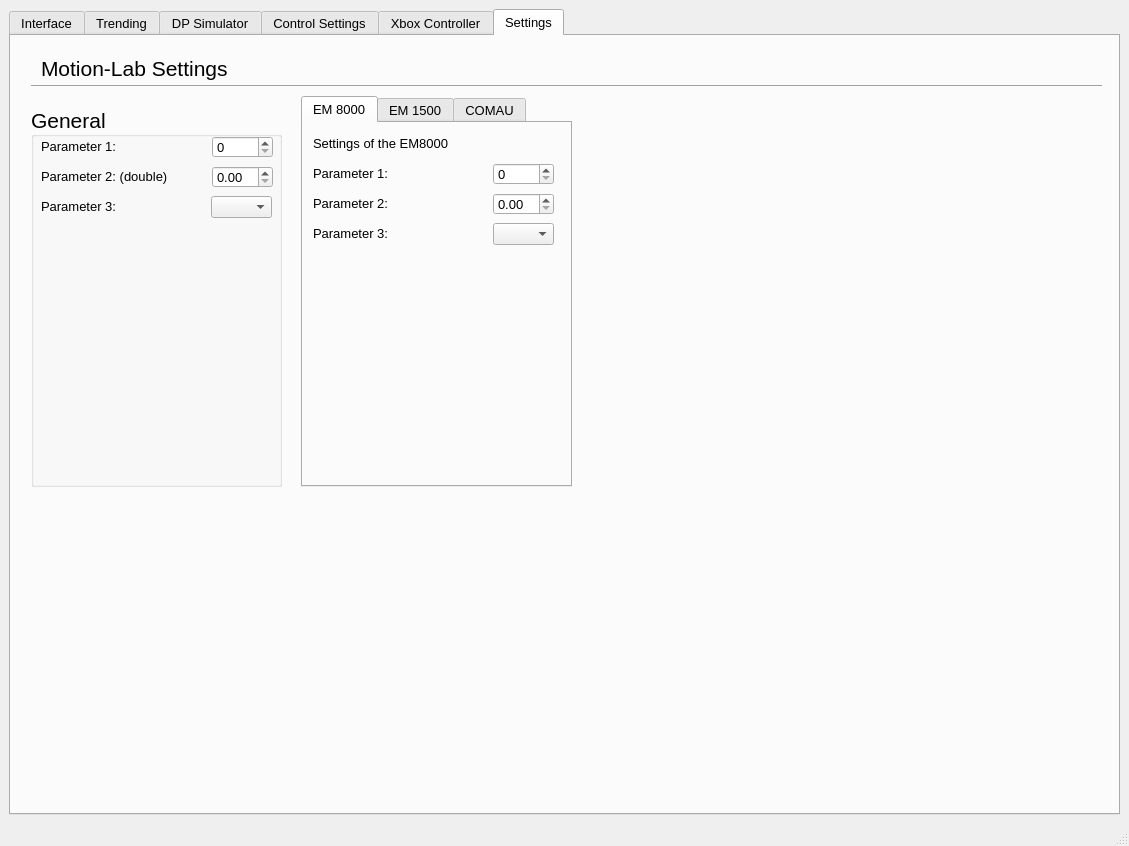
sondretordal/motion-lab, file hmi/src/gui.ui: the form before one commit.
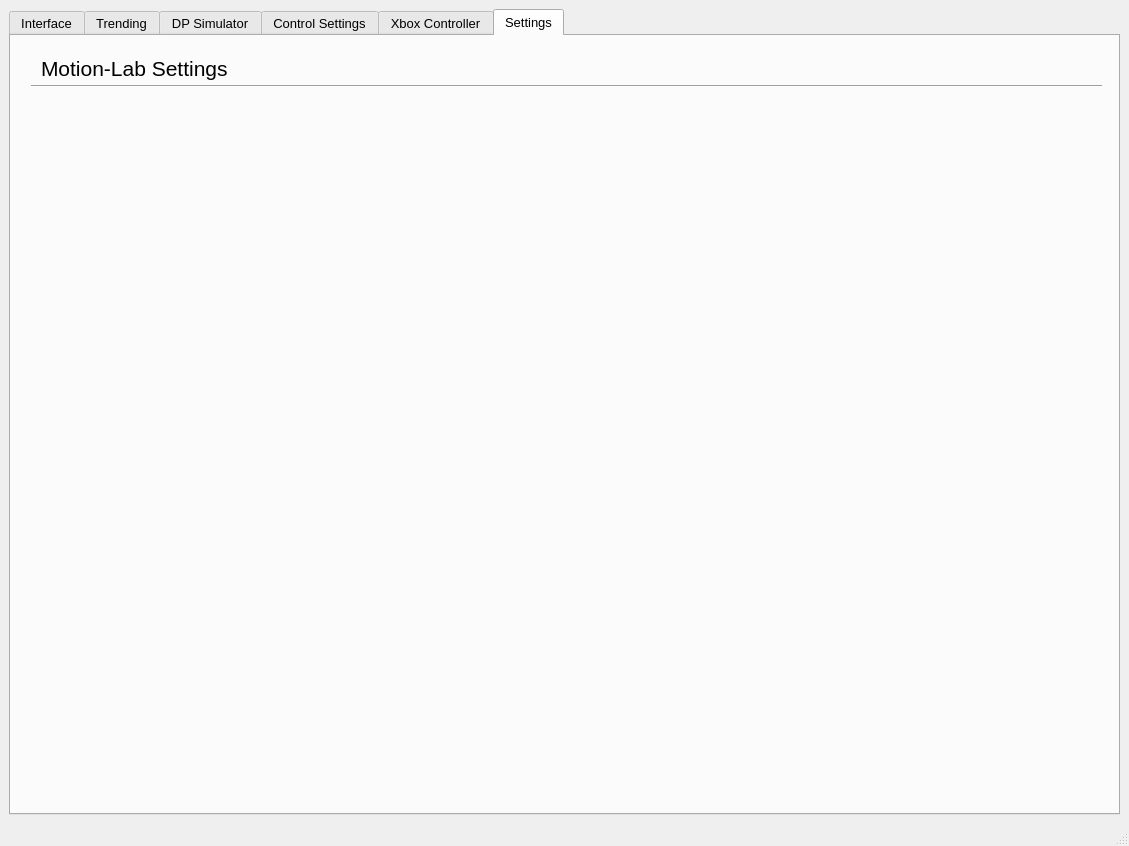
The form after the commit. The open tabs and pages were chosen to show the change. Custom widgets are drawn as their Qt base class.

```diff
--- a/hmi/src/gui.ui
+++ b/hmi/src/gui.ui
@@ -4909,355 +4909,6 @@
        <attribute name="title">
         <string>Settings</string>
        </attribute>
-       <widget class="QTabWidget" name="tabWidget_2">
-        <property name="geometry">
-         <rect>
-          <x>290</x>
-          <y>60</y>
-          <width>271</width>
-          <height>391</height>
-         </rect>
-        </property>
-        <property name="currentIndex">
-         <number>0</number>
-        </property>
-        <widget class="QWidget" name="tab_em8000">
-         <attribute name="title">
-          <string>EM 8000</string>
-         </attribute>
-         <widget class="QLabel" name="label">
-          <property name="geometry">
-           <rect>
-            <x>10</x>
-            <y>10</y>
-            <width>141</width>
-            <height>21</height>
-           </rect>
-          </property>
-          <property name="text">
-           <string>Settings of the EM8000</string>
-          </property>
-         </widget>
-         <widget class="QSpinBox" name="spinBox_3">
-          <property name="geometry">
-           <rect>
-            <x>190</x>
-            <y>40</y>
-            <width>61</width>
-            <height>22</height>
-           </rect>
-          </property>
-          <property name="font">
-           <font>
-            <pointsize>10</pointsize>
-           </font>
-          </property>
-         </widget>
-         <widget class="QLabel" name="label_35">
-          <property name="geometry">
-           <rect>
-            <x>10</x>
-            <y>40</y>
-            <width>91</width>
-            <height>21</height>
-           </rect>
-          </property>
-          <property name="font">
-           <font>
-            <pointsize>10</pointsize>
-           </font>
-          </property>
-          <property name="text">
-           <string>Parameter 1:</string>
-          </property>
-         </widget>
-         <widget class="QDoubleSpinBox" name="doubleSpinBox_2">
-          <property name="geometry">
-           <rect>
-            <x>190</x>
-            <y>70</y>
-            <width>61</width>
-            <height>22</height>
-           </rect>
-          </property>
-          <property name="font">
-           <font>
-            <pointsize>10</pointsize>
-           </font>
-          </property>
-         </widget>
-         <widget class="QComboBox" name="comboBox_3">
-          <property name="geometry">
-           <rect>
-            <x>190</x>
-            <y>100</y>
-            <width>61</width>
-            <height>22</height>
-           </rect>
-          </property>
-         </widget>
-         <widget class="QLabel" name="label_36">
-          <property name="geometry">
-           <rect>
-            <x>10</x>
-            <y>70</y>
-            <width>91</width>
-            <height>21</height>
-           </rect>
-          </property>
-          <property name="font">
-           <font>
-            <pointsize>10</pointsize>
-           </font>
-          </property>
-          <property name="text">
-           <string>Parameter 2:</string>
-          </property>
-         </widget>
-         <widget class="QLabel" name="label_37">
-          <property name="geometry">
-           <rect>
-            <x>10</x>
-            <y>100</y>
-            <width>91</width>
-            <height>21</height>
-           </rect>
-          </property>
-          <property name="font">
-           <font>
-            <pointsize>10</pointsize>
-           </font>
-          </property>
-          <property name="text">
-           <string>Parameter 3:</string>
-          </property>
-         </widget>
-        </widget>
-        <widget class="QWidget" name="tab_em1500">
-         <attribute name="title">
-          <string>EM 1500</string>
-         </attribute>
-         <widget class="QLabel" name="label_2">
-          <property name="geometry">
-           <rect>
-            <x>10</x>
-            <y>10</y>
-            <width>141</width>
-            <height>21</height>
-           </rect>
-          </property>
-          <property name="text">
-           <string>Settings of the EM1500</string>
-          </property>
-         </widget>
-         <widget class="QLabel" name="label_68">
-          <property name="geometry">
-           <rect>
-            <x>10</x>
-            <y>40</y>
-            <width>91</width>
-            <height>21</height>
-           </rect>
-          </property>
-          <property name="font">
-           <font>
-            <pointsize>10</pointsize>
-           </font>
-          </property>
-          <property name="text">
-           <string>Parameter 1:</string>
-          </property>
-         </widget>
-         <widget class="QLabel" name="label_72">
-          <property name="geometry">
-           <rect>
-            <x>10</x>
-            <y>70</y>
-            <width>91</width>
-            <height>21</height>
-           </rect>
-          </property>
-          <property name="font">
-           <font>
-            <pointsize>10</pointsize>
-           </font>
-          </property>
-          <property name="text">
-           <string>Parameter 2:</string>
-          </property>
-         </widget>
-         <widget class="QLabel" name="label_73">
-          <property name="geometry">
-           <rect>
-            <x>10</x>
-            <y>100</y>
-            <width>91</width>
-            <height>21</height>
-           </rect>
-          </property>
-          <property name="font">
-           <font>
-            <pointsize>10</pointsize>
-           </font>
-          </property>
-          <property name="text">
-           <string>Parameter 3:</string>
-          </property>
-         </widget>
-         <widget class="QSpinBox" name="spinBox_7">
-          <property name="geometry">
-           <rect>
-            <x>190</x>
-            <y>40</y>
-            <width>61</width>
-            <height>22</height>
-           </rect>
-          </property>
-          <property name="font">
-           <font>
-            <pointsize>10</pointsize>
-           </font>
-          </property>
-         </widget>
-         <widget class="QDoubleSpinBox" name="doubleSpinBox_6">
-          <property name="geometry">
-           <rect>
-            <x>190</x>
-            <y>70</y>
-            <width>61</width>
-            <height>22</height>
-           </rect>
-          </property>
-          <property name="font">
-           <font>
-            <pointsize>10</pointsize>
-           </font>
-          </property>
-         </widget>
-         <widget class="QComboBox" name="comboBox_8">
-          <property name="geometry">
-           <rect>
-            <x>190</x>
-            <y>100</y>
-            <width>61</width>
-            <height>22</height>
-           </rect>
-          </property>
-         </widget>
-        </widget>
-        <widget class="QWidget" name="tab_comau">
-         <attribute name="title">
-          <string>COMAU</string>
-         </attribute>
-         <widget class="QLabel" name="label_3">
-          <property name="geometry">
-           <rect>
-            <x>10</x>
-            <y>10</y>
-            <width>181</width>
-            <height>21</height>
-           </rect>
-          </property>
-          <property name="text">
-           <string>Settings of the COMAU Robot</string>
-          </property>
-         </widget>
-         <widget class="QLabel" name="label_71">
-          <property name="geometry">
-           <rect>
-            <x>10</x>
-            <y>40</y>
-            <width>91</width>
-            <height>21</height>
-           </rect>
-          </property>
-          <property name="font">
-           <font>
-            <pointsize>10</pointsize>
-           </font>
-          </property>
-          <property name="text">
-           <string>Parameter 1:</string>
-          </property>
-         </widget>
-         <widget class="QLabel" name="label_69">
-          <property name="geometry">
-           <rect>
-            <x>10</x>
-            <y>70</y>
-            <width>91</width>
-            <height>21</height>
-           </rect>
-          </property>
-          <property name="font">
-           <font>
-            <pointsize>10</pointsize>
-           </font>
-          </property>
-          <property name="text">
-           <string>Parameter 2:</string>
-          </property>
-         </widget>
-         <widget class="QLabel" name="label_70">
-          <property name="geometry">
-           <rect>
-            <x>10</x>
-            <y>100</y>
-            <width>91</width>
-            <height>21</height>
-           </rect>
-          </property>
-          <property name="font">
-           <font>
-            <pointsize>10</pointsize>
-           </font>
-          </property>
-          <property name="text">
-           <string>Parameter 3:</string>
-          </property>
-         </widget>
-         <widget class="QSpinBox" name="spinBox_2">
-          <property name="geometry">
-           <rect>
-            <x>190</x>
-            <y>40</y>
-            <width>61</width>
-            <height>22</height>
-           </rect>
-          </property>
-          <property name="font">
-           <font>
-            <pointsize>10</pointsize>
-           </font>
-          </property>
-         </widget>
-         <widget class="QDoubleSpinBox" name="doubleSpinBox_5">
-          <property name="geometry">
-           <rect>
-            <x>190</x>
-            <y>70</y>
-            <width>61</width>
-            <height>22</height>
-           </rect>
-          </property>
-          <property name="font">
-           <font>
-            <pointsize>10</pointsize>
-           </font>
-          </property>
-         </widget>
-         <widget class="QComboBox" name="comboBox_7">
-          <property name="geometry">
-           <rect>
-            <x>190</x>
-            <y>100</y>
-            <width>61</width>
-            <height>22</height>
-           </rect>
-          </property>
-         </widget>
-        </widget>
-       </widget>
        <widget class="QLabel" name="label_9">
         <property name="geometry">
          <rect>
@@ -5291,124 +4942,6 @@
          <enum>Qt::Horizontal</enum>
         </property>
        </widget>
-       <widget class="QGroupBox" name="groupBox_EM8000_2">
-        <property name="geometry">
-         <rect>
-          <x>20</x>
-          <y>70</y>
-          <width>251</width>
-          <height>381</height>
-         </rect>
-        </property>
-        <property name="font">
-         <font>
-          <pointsize>16</pointsize>
-         </font>
-        </property>
-        <property name="layoutDirection">
-         <enum>Qt::LeftToRight</enum>
-        </property>
-        <property name="title">
-         <string>General</string>
-        </property>
-        <property name="alignment">
-         <set>Qt::AlignLeading|Qt::AlignLeft|Qt::AlignVCenter</set>
-        </property>
-        <widget class="QLabel" name="label_5">
-         <property name="geometry">
-          <rect>
-           <x>10</x>
-           <y>30</y>
-           <width>91</width>
-           <height>21</height>
-          </rect>
-         </property>
-         <property name="font">
-          <font>
-           <pointsize>10</pointsize>
-          </font>
-         </property>
-         <property name="text">
-          <string>Parameter 1:</string>
-         </property>
-        </widget>
-        <widget class="QSpinBox" name="spinBox">
-         <property name="geometry">
-          <rect>
-           <x>181</x>
-           <y>30</y>
-           <width>61</width>
-           <height>22</height>
-          </rect>
-         </property>
-         <property name="font">
-          <font>
-           <pointsize>10</pointsize>
-          </font>
-         </property>
-        </widget>
-        <widget class="QLabel" name="label_6">
-         <property name="geometry">
-          <rect>
-           <x>10</x>
-           <y>60</y>
-           <width>131</width>
-           <height>21</height>
-          </rect>
-         </property>
-         <property name="font">
-          <font>
-           <pointsize>10</pointsize>
-          </font>
-         </property>
-         <property name="text">
-          <string>Parameter 2: (double)</string>
-         </property>
-        </widget>
-        <widget class="QDoubleSpinBox" name="doubleSpinBox">
-         <property name="geometry">
-          <rect>
-           <x>181</x>
-           <y>60</y>
-           <width>61</width>
-           <height>22</height>
-          </rect>
-         </property>
-         <property name="font">
-          <font>
-           <pointsize>10</pointsize>
-          </font>
-         </property>
-        </widget>
-        <widget class="QLabel" name="label_7">
-         <property name="geometry">
-          <rect>
-           <x>10</x>
-           <y>90</y>
-           <width>91</width>
-           <height>21</height>
-          </rect>
-         </property>
-         <property name="font">
-          <font>
-           <pointsize>10</pointsize>
-          </font>
-         </property>
-         <property name="text">
-          <string>Parameter 3:</string>
-         </property>
-        </widget>
-        <widget class="QComboBox" name="comboBox">
-         <property name="geometry">
-          <rect>
-           <x>180</x>
-           <y>90</y>
-           <width>61</width>
-           <height>22</height>
-          </rect>
-         </property>
-        </widget>
-       </widget>
       </widget>
      </widget>
     </item>
```
Left out of the diff: 521 changed lines with no effect on the pictures.
